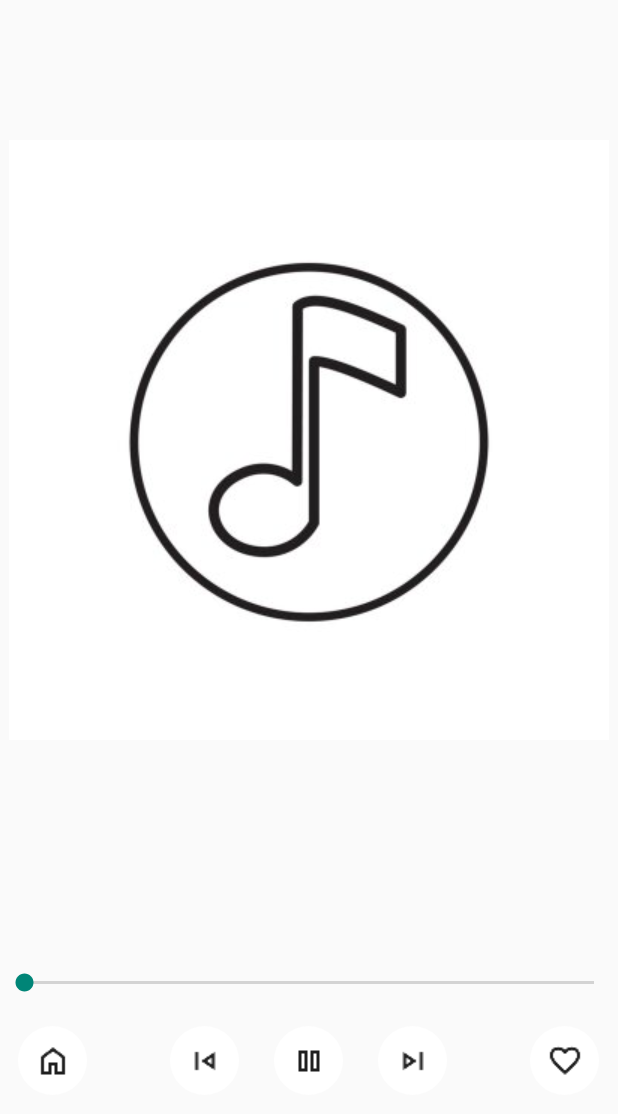
After one commit to SamuelGPN/My_music_fy_oficial, an Android app: the MusicActivity screen opened directly, with no data from a screen before it, on a phone screen of 412 x 824 dp. The commit adds this screen. Shown: the top 1114 px of the screen. Run offline under Robolectric (Android 15) with nearby library versions, the light colour scheme and no system bars; libraries missing offline, so code that uses them is left out: com.chaquo.python; 1 statement that could not run was skipped.

Commit message:
Acresentei backgounds nos botoes do player, fiz a logica do botão pause e da troca de tela.

```diff
--- a/app/src/main/AndroidManifest.xml
+++ b/app/src/main/AndroidManifest.xml
@@ -25,6 +25,9 @@
             </intent-filter>
         </activity>
 
+        <activity android:name=".MusicActivity"
+            android:theme="@style/Theme.AppCompat.DayNight.NoActionBar" /> <!-- para deixar tema escuri -->
+
         <!-- AGORA SIM, DENTRO DA APPLICATION, PARA QUE POSSA APARECER AS NOTIFICACOES-->
         <receiver android:name=".NotificationReceiver"/>
     </application>
--- /dev/null
+++ b/app/src/main/java/com/example/my_music_fy_oficial/MusicActivity.java
@@ -0,0 +1,158 @@
+package com.example.my_music_fy_oficial;
+
+import android.Manifest;
+import android.app.PendingIntent;
+import android.content.Intent;
+import android.content.pm.PackageManager;
+import android.media.AudioManager;
+import android.media.MediaPlayer;
+import android.os.Bundle;
+import android.os.Handler;
+import android.os.Looper;
+import android.util.Log;
+import android.widget.ImageButton;
+import android.widget.TextView;
+import android.widget.Toast;
+
+import androidx.annotation.NonNull;
+import androidx.appcompat.app.AppCompatActivity; // IMPORTANTE: essa linha
+import androidx.core.app.ActivityCompat;
+import androidx.core.app.NotificationCompat;
+import androidx.core.app.NotificationManagerCompat;
+
+import com.chaquo.python.PyObject;
+import com.chaquo.python.Python;
+
+import java.io.File;
+import java.io.IOException;
+import java.util.Objects;
+import java.util.concurrent.ExecutorService;
+import java.util.concurrent.Executors;
+import java.util.concurrent.atomic.AtomicReference;
+
+
+public class MusicActivity extends AppCompatActivity { // HERDA AppCompatActivity
+    ExecutorService executor = Executors.newSingleThreadExecutor();
+    Handler mainHandler = new Handler(Looper.getMainLooper());
+    private void mostrarNotificacao() {
+        boolean tocando = player != null && player.isPlaying();
+
+        int iconeAcao = tocando ? R.drawable.pause_icon : R.drawable.play_icon;
+        String textoAcao = tocando ? "Pausar" : "Continuar";
+
+        Intent pauseIntent = new Intent(this, NotificationReceiver.class);
+        pauseIntent.setAction("PAUSE_PLAY");
+
+        PendingIntent pendingIntent = PendingIntent.getBroadcast(
+                this, 0, pauseIntent,
+                PendingIntent.FLAG_UPDATE_CURRENT | PendingIntent.FLAG_IMMUTABLE
+        );
+
+        NotificationCompat.Builder builder = new NotificationCompat.Builder(this, "canal_musica")
+                .setSmallIcon(R.drawable.musica_icon) // um ícone genérico pequeno (recomendo algo tipo uma nota musical)
+                .setContentTitle("Música")
+                .setContentText(tocando ? "Tocando..." : "Pausada")
+                .addAction(iconeAcao, textoAcao, pendingIntent)
+                .setPriority(NotificationCompat.PRIORITY_LOW)
+                .setOnlyAlertOnce(true); // <-- Garante que a notificação seja atualizada, não recriada
+
+        NotificationManagerCompat notificationManager = NotificationManagerCompat.from(this);
+        if (ActivityCompat.checkSelfPermission(this, Manifest.permission.POST_NOTIFICATIONS) != PackageManager.PERMISSION_GRANTED) {
+            Log.e("Notificacao", "Permissão de notificação não concedida.");
+            return;
+        }
+        notificationManager.notify(1, builder.build()); // Mesmo ID = substituição da notificação
+    }
+
+    // Para lidar com as respostas
+    @Override
+    public void onRequestPermissionsResult(int requestCode, @NonNull String[] permissions, @NonNull int[] grantResults) {
+        super.onRequestPermissionsResult(requestCode, permissions, grantResults);
+
+        if (requestCode == 1) {
+            if (grantResults.length > 0 && grantResults[0] == PackageManager.PERMISSION_GRANTED) {
+                Toast.makeText(this, "Permissão concedida!", Toast.LENGTH_SHORT).show();
+            } else {
+                Toast.makeText(this, "Permissão de notificação negada", Toast.LENGTH_SHORT).show();
+            }
+        }
+    }
+    public static MediaPlayer player;  // Agora ele continua existindo mesmo que a tela feche
+
+    @Override
+    protected void onCreate(Bundle savedInstanceState) {
+        super.onCreate(savedInstanceState);
+        setContentView(R.layout.activity_music); // nome do seu layout
+
+        // Recupera os dados do Intent
+        Intent intent = getIntent();
+        String titulo = intent.getStringExtra("titulo");
+        String url = intent.getStringExtra("url");
+        String url_ant = intent.getStringExtra("url_anterior");
+
+        TextView tituloMusic = findViewById(R.id.tituloMusica);
+        ImageButton botaoHome = findViewById(R.id.homebtn);
+        ImageButton botaoPausar = findViewById(R.id.pausarbtn);
+
+
+        executor.execute(() -> {
+            botaoPausar.setEnabled(false);
+            if (!Objects.equals(url, url_ant)) {
+                if (player != null) {
+                    player.release();
+                }
+                tituloMusic.setText("Carregando...");
+
+                File privateDir = new File(getFilesDir(), "musica.mp3");
+                Python py = Python.getInstance();
+                PyObject module2 = py.getModule("main_processing");
+                PyObject result2 = module2.callAttr("get_youtube_download_link", url);
+                String resposta = result2.toString();
+                Log.d("Python", resposta);
+
+                player = new MediaPlayer(); //reinicia o media player criando um novo objeto
+                player.setAudioStreamType(AudioManager.STREAM_MUSIC);
+
+                try {
+                    player.setDataSource(resposta);
+                    player.setOnPreparedListener(mp -> {
+                        mp.start();
+                        tituloMusic.setText(titulo);
+                        botaoPausar.setEnabled(true);
+                        mostrarNotificacao();// <-- notificação
+                    });
+                    player.prepareAsync();
+                } catch (IOException e) {
+                    Log.e("PythonError", "Erro ao chamar o Python", e);
+                }
+            }
+            else {
+                botaoPausar.setEnabled(true);
+                if (!player.isPlaying()) {
+                    botaoPausar.setImageResource(R.drawable.play_icon); // muda para "play"
+                } else {
+                    botaoPausar.setImageResource(R.drawable.pause_icon); // muda para "play"
+                }
+                tituloMusic.setText(titulo);
+            }
+
+            botaoPausar.setOnClickListener(w -> {
+                if (player != null) {
+                    if (player.isPlaying()) {
+                        player.pause();
+                        botaoPausar.setImageResource(R.drawable.play_icon); // muda para "play"
+                    } else {
+                        player.start();
+                        botaoPausar.setImageResource(R.drawable.pause_icon); // muda para "play"
+                    }
+                    mostrarNotificacao(); // <-- Atualiza a notificação com o novo estado
+                }
+            });
+            mainHandler.post(() -> {
+                botaoHome.setOnClickListener(v -> {
+                    finish();
+                });
+            });
+        });
+    }
+}
--- /dev/null
+++ b/app/src/main/java/com/example/my_music_fy_oficial/PlayListActivity.java
@@ -0,0 +1,4 @@
+package com.example.my_music_fy_oficial;
+
+public class PlayListActivity {
+}
--- /dev/null
+++ b/app/src/main/res/drawable/botao_circular.xml
@@ -0,0 +1,8 @@
+<?xml version="1.0" encoding="utf-8"?>
+<shape xmlns:android="http://schemas.android.com/apk/res/android"
+    android:shape="oval">
+    <solid android:color="#ffffff" /> <!-- Cor de fundo do botão -->
+    <size
+        android:width="46dp"
+        android:height="46dp" /> <!-- Tamanho do botão -->
+</shape>
--- /dev/null
+++ b/app/src/main/res/layout/activity_music.xml
@@ -0,0 +1,90 @@
+<?xml version="1.0" encoding="utf-8"?>
+<LinearLayout xmlns:android="http://schemas.android.com/apk/res/android"
+    android:layout_width="match_parent"
+    android:layout_height="match_parent"
+    xmlns:app="http://schemas.android.com/apk/res-auto"
+    android:gravity="center"
+    android:orientation="vertical">
+
+    <ImageView
+        android:id="@+id/imageViewMusica"
+        android:layout_width="wrap_content"
+        android:layout_height="wrap_content"
+        android:src="@drawable/music_backgrounds"
+         />
+
+
+    <TextView
+        android:id="@+id/tituloMusica"
+        android:layout_width="wrap_content"
+        android:layout_height="wrap_content"
+        android:text="TÍtulo da Música"
+        android:textSize="24sp"
+        app:layout_constraintTop_toBottomOf="@id/imageViewMusica"
+        app:layout_constraintStart_toStartOf="parent"
+        app:layout_constraintEnd_toEndOf="parent"
+        android:layout_marginTop="60dp" />
+
+    <SeekBar
+        android:id="@+id/seekBar"
+        android:layout_width="match_parent"
+        android:layout_height="wrap_content"
+        app:layout_constraintTop_toBottomOf="@+id/tituloMusica"
+        android:layout_marginTop="60dp"/>
+
+    <LinearLayout
+        android:layout_width="wrap_content"
+        android:layout_height="wrap_content"
+        android:orientation="horizontal"
+        android:layout_marginTop="20dp">
+
+        <ImageButton
+            android:id="@+id/homebtn"
+            android:layout_width="wrap_content"
+            android:layout_height="wrap_content"
+            android:src="@drawable/home_icon"
+            android:contentDescription="Home"
+            android:background="@drawable/botao_circular"/>
+
+        <ImageButton
+            android:id="@+id/previousbtn"
+            android:layout_width="wrap_content"
+            android:layout_height="wrap_content"
+            android:src="@drawable/skip_previous_icon"
+            android:contentDescription="Previous"
+            android:background="@drawable/botao_circular"
+            android:layout_marginStart="55dp" />
+
+
+        <ImageButton
+            android:id="@+id/pausarbtn"
+            android:layout_width="wrap_content"
+            android:layout_height="wrap_content"
+            android:src="@drawable/pause_icon"
+            android:contentDescription="Pausar"
+            android:background="@drawable/botao_circular"
+            android:layout_marginStart="23dp" />
+
+        <ImageButton
+            android:id="@+id/nextbtn"
+            android:layout_width="wrap_content"
+            android:layout_height="wrap_content"
+            android:src="@drawable/skip_next_icon"
+            android:contentDescription="Next"
+            android:background="@drawable/botao_circular"
+            android:layout_marginStart="23dp" />
+
+        <ImageButton
+            android:id="@+id/favoritobtn"
+            android:layout_width="wrap_content"
+            android:layout_height="wrap_content"
+            android:src="@drawable/favorite_icon"
+            android:contentDescription="Favorito"
+            android:background="@drawable/botao_circular"
+            android:layout_marginStart="55dp" />
+
+
+
+    </LinearLayout>
+
+</LinearLayout>
```
Also changed, not shown: app/src/main/java/com/example/my_music_fy_oficial/MainActivity.java (+13 -92 lines), app/src/main/java/com/example/my_music_fy_oficial/NotificationReceiver.java (+4 -4 lines), app/src/main/res/drawable/botao_com_borda.xml (added, +11 -0 lines), app/src/main/res/layout/activity_main.xml (+1 -10 lines), app/src/main/res/drawable/favorite_icon.png (added), app/src/main/res/drawable/home_icon.png (added), app/src/main/res/drawable/music_background.PNG (added), app/src/main/res/drawable/music_backgrounds.jpg (added), app/src/main/res/drawable/play_icon.png, app/src/main/res/drawable/skip_next_icon.png (added), app/src/main/res/drawable/skip_previous_icon.png (added).
